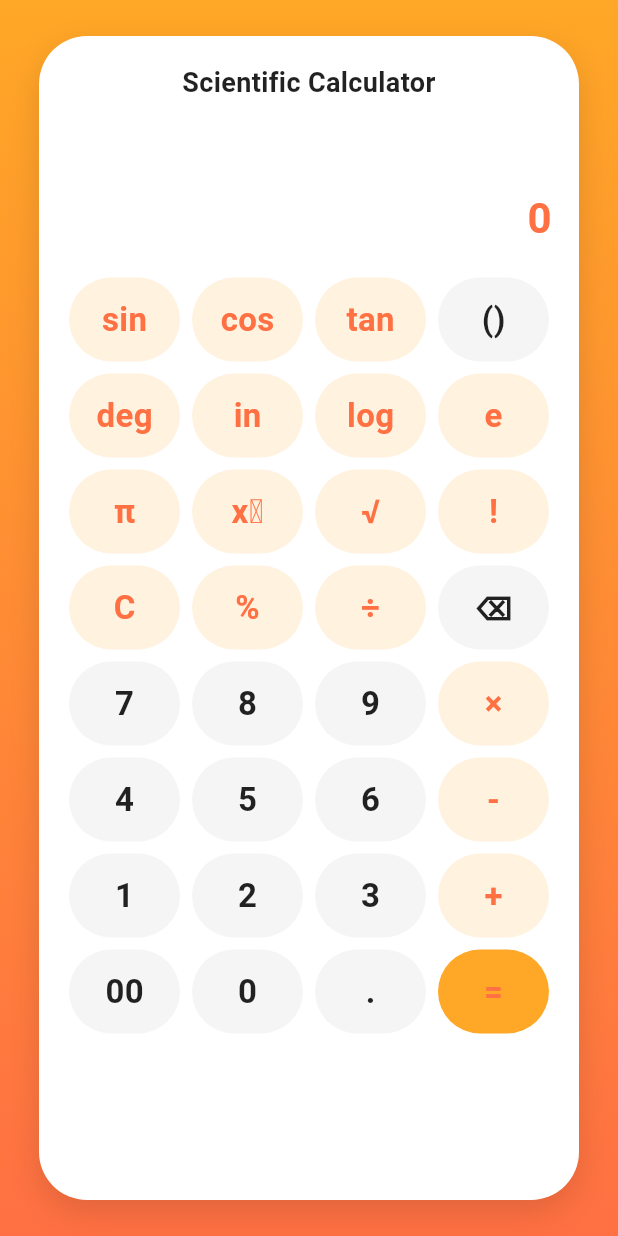
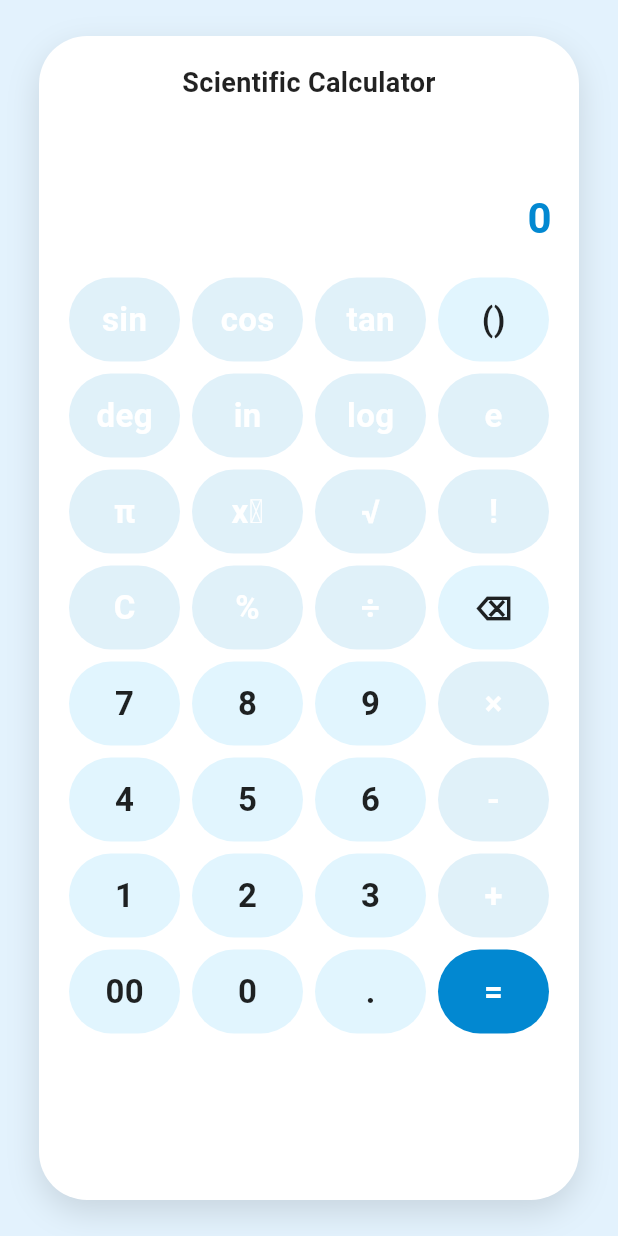
Before and after one commit to SuSanShweYeeBo2002/au_connect, a Flutter app: the CalculatorPage screen opened directly, on a phone screen of 412 x 824 dp. Run offline on Flutter 3.47's test engine with Material 3 defaults, Android fonts, the phone set to English and light mode, and no system bars.

Commit message:
change calculator color

```diff
--- a/lib/screens/calculator_page.dart
+++ b/lib/screens/calculator_page.dart
@@ -175,18 +175,17 @@ class _CalculatorPageState extends State<CalculatorPage> {
     final gridPadding = 16.0;
     final resultPadding = 0.0;
     final resultVertical = 0.0;
+    // Campus page background color
+    const campusBg = Color(0xFFE3F2FD);
+    const buttonBg = Color(0xFFE1F5FE);
+    const buttonAccent = Color(0xFF0288D1);
+    const resultColor = Color(0xFF0288D1);
     return Scaffold(
       backgroundColor: Colors.transparent,
       body: Container(
         width: double.infinity,
         height: double.infinity,
-        decoration: BoxDecoration(
-          gradient: LinearGradient(
-            colors: [Color(0xFFFFA726), Color(0xFFFF7043)],
-            begin: Alignment.topCenter,
-            end: Alignment.bottomCenter,
-          ),
-        ),
+        color: campusBg,
         child: Center(
           child: Container(
             width: maxWidth,
@@ -251,7 +250,7 @@ class _CalculatorPageState extends State<CalculatorPage> {
                       Text(
                         _result,
                         style: TextStyle(
-                          color: Color(0xFFFF7043),
+                          color: resultColor,
                           fontSize: resultFontSize,
                           fontWeight: FontWeight.w600,
                         ),
@@ -273,7 +272,7 @@ class _CalculatorPageState extends State<CalculatorPage> {
                         children: row.map((btn) {
                           if (btn.isEmpty)
                             return Expanded(child: SizedBox.shrink());
-                          final isOrange = [
+                          final isAccent = [
                             'C',
                             '%',
                             '÷',
@@ -303,11 +302,11 @@ class _CalculatorPageState extends State<CalculatorPage> {
                                   onTap: () => _onPressed(btn),
                                   child: Container(
                                     decoration: BoxDecoration(
-                                      color: isOrange
-                                          ? Color(
-                                              0xFFFFA726,
-                                            ).withOpacity(btn == '=' ? 1 : 0.15)
-                                          : Color(0xFFF5F5F5),
+                                      color: isAccent
+                                          ? buttonAccent.withOpacity(
+                                              btn == '=' ? 1 : 0.12,
+                                            )
+                                          : buttonBg,
                                       borderRadius: BorderRadius.circular(32),
                                     ),
                                     alignment: Alignment.center,
@@ -317,8 +316,8 @@ class _CalculatorPageState extends State<CalculatorPage> {
                                       style: TextStyle(
                                         fontSize: buttonFontSize,
                                         fontWeight: FontWeight.w600,
-                                        color: isOrange
-                                            ? Color(0xFFFF7043)
+                                        color: isAccent
+                                            ? Colors.white
                                             : Colors.black87,
                                       ),
                                     ),
```
